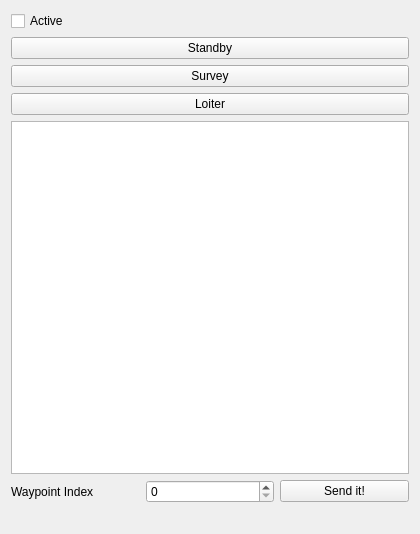
The window that rosdetails.ui (rolker/camp) describes before a commit, drawn with Qt 5.
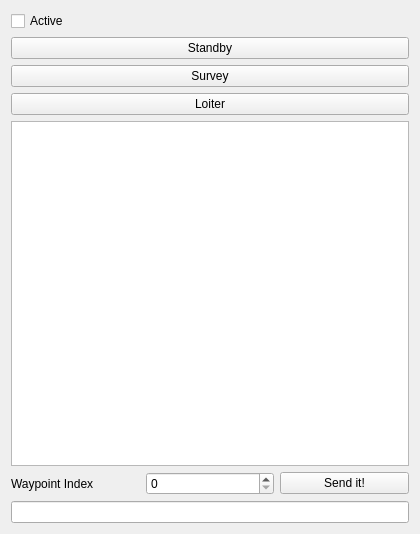
The same window after the commit.

Commit message: Trying to make range and bearing more obvious for McLeod.

The edit to the form file:
```diff
--- a/rosdetails.ui
+++ b/rosdetails.ui
@@ -64,9 +64,9 @@
     </layout>
    </item>
    <item>
-    <widget class="QLabel" name="rangeBearingLabel">
-     <property name="text">
-      <string/>
+    <widget class="QLineEdit" name="rangeBearingLineEdit">
+     <property name="readOnly">
+      <bool>true</bool>
      </property>
     </widget>
    </item>
```
The commit also changes 1 other file.
